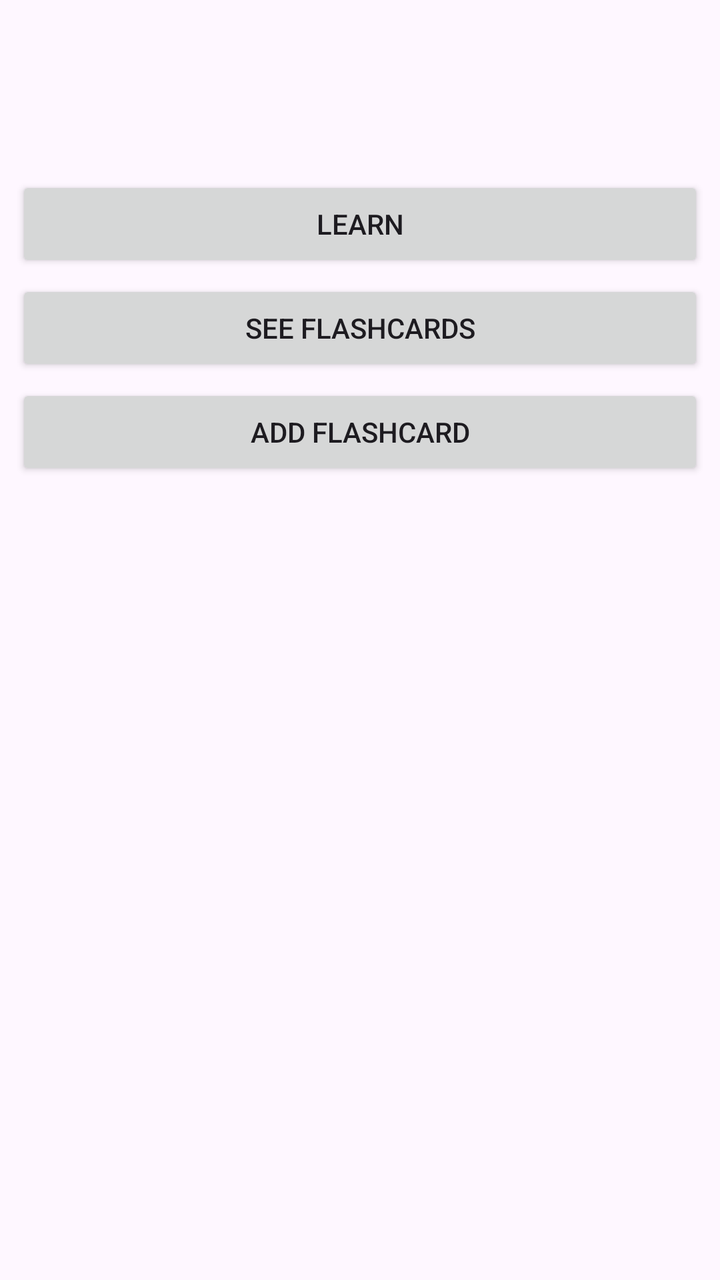
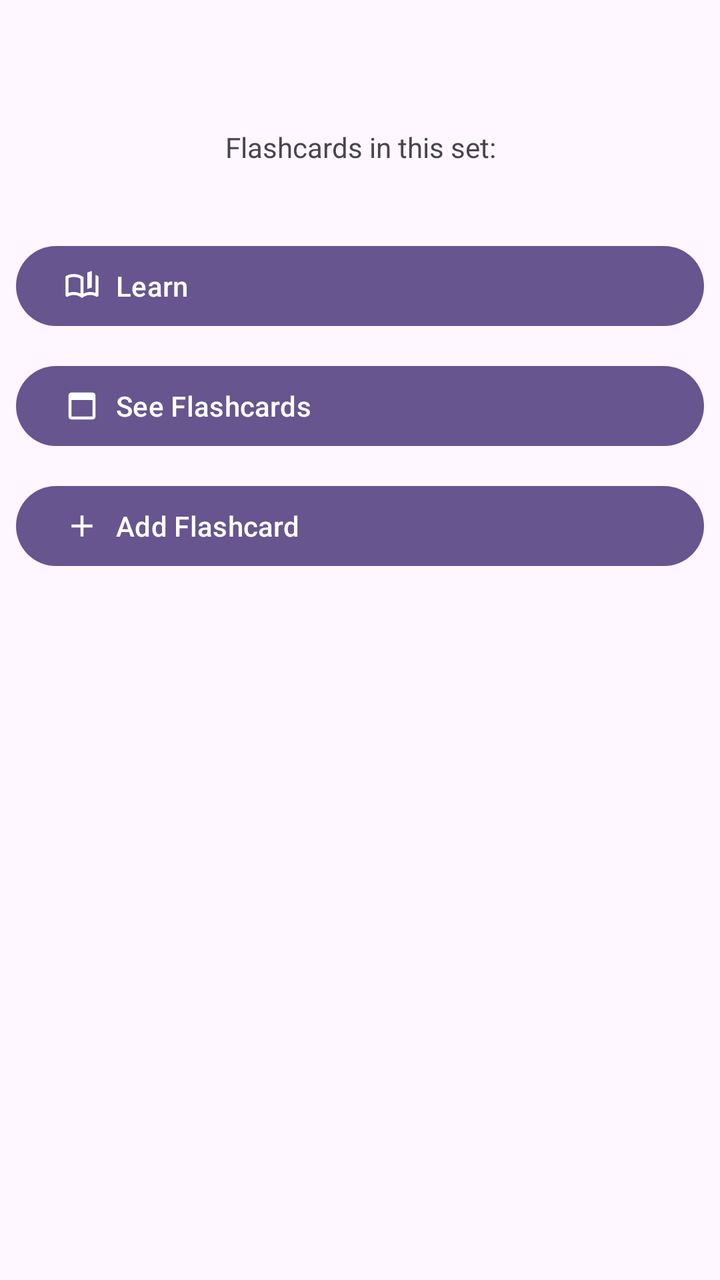

Two renders of the same Android screen: before a commit and after it. Below are the layout's source before the change and the commit's diff.
<!-- AndroidManifest.xml: application theme AppTheme -->
<!-- res/layout/activity_view_flashcard_set.xml -->
<?xml version="1.0" encoding="utf-8"?>
<LinearLayout xmlns:android="http://schemas.android.com/apk/res/android"
    xmlns:app="http://schemas.android.com/apk/res-auto"
    xmlns:tools="http://schemas.android.com/tools"
    android:id="@+id/main"
    android:layout_width="match_parent"
    android:layout_height="match_parent"
    tools:context=".ui.sets.ViewFlashcardSetActivity"
    android:orientation="vertical"
    >

    <include layout="@layout/common_toolbar"
        android:id="@+id/toolbarIncl" />

    <androidx.recyclerview.widget.RecyclerView
        android:id="@+id/recycler"
        android:layout_width="match_parent"
        android:layout_height="wrap_content"
        android:layout_margin="8dp"
        android:orientation="horizontal"
        app:layout_scrollFlags="snap"
        />

    <LinearLayout
        android:layout_width="match_parent"
        android:layout_height="wrap_content"
        android:layout_margin="8dp"
        android:orientation="vertical"
        >















        <Button
            android:id="@+id/learnButton"
            android:layout_width="match_parent"
            android:layout_height="wrap_content"
            android:text="@string/learn"
            android:layout_marginBottom="4dp"
            />

        <Button
            android:id="@+id/flashcardsButton"
            android:layout_width="match_parent"
            android:layout_height="wrap_content"
            android:text="See Flashcards"
            android:layout_marginBottom="4dp"
            />

        <Button
            android:id="@+id/addButton"
            android:layout_width="match_parent"
            android:layout_height="wrap_content"
            android:text="@string/add_flashcard"
            android:layout_marginBottom="4dp"
            />

    </LinearLayout>


</LinearLayout>
<!-- res/layout/common_toolbar.xml (included above) -->
<?xml version="1.0" encoding="utf-8"?>
<androidx.appcompat.widget.Toolbar
    xmlns:android="http://schemas.android.com/apk/res/android"
    xmlns:app="http://schemas.android.com/apk/res-auto"
    android:id="@+id/toolbar"
    android:layout_width="match_parent"
    android:layout_height="?attr/actionBarSize"
    android:elevation="4dp"
    android:theme="@style/AppTheme"
    android:background="@color/md_theme_surface"
    app:layout_constraintEnd_toEndOf="parent"
    app:layout_constraintStart_toStartOf="parent"
    app:layout_constraintTop_toTopOf="parent"
    />
<!-- resources referenced by this layout -->
<resources>
  <color name="md_theme_surface">#FEF7FF</color>
  <string name="add_flashcard">Add Flashcard</string>
  <string name="learn">Learn</string>
  <color name="md_theme_primary">#66558E</color>
  <color name="md_theme_onPrimary">#FFFFFF</color>
  <color name="md_theme_secondary">#625B70</color>
  <color name="md_theme_onSecondary">#FFFFFF</color>
  <color name="md_theme_tertiary">#7E525F</color>
  <color name="md_theme_onTertiary">#FFFFFF</color>
  <color name="md_theme_error">#BA1A1A</color>
  <color name="md_theme_onError">#FFFFFF</color>
  <color name="md_theme_errorContainer">#FFDAD6</color>
  <color name="md_theme_background">#FEF7FF</color>
  <color name="md_theme_onBackground">#1D1B20</color>
  <color name="md_theme_onSurface">#1D1B20</color>
  <color name="md_theme_surfaceVariant">#E7E0EB</color>
  <color name="md_theme_outline">#7A757F</color>
  <color name="md_theme_outlineVariant">#CAC4CF</color>
  <color name="md_theme_inverseSurface">#322F35</color>
  <color name="md_theme_inversePrimary">#D0BCFE</color>
  <color name="md_theme_primaryFixed">#E9DDFF</color>
  <color name="md_theme_onPrimaryFixed">#210F47</color>
  <color name="md_theme_primaryFixedDim">#D0BCFE</color>
  <color name="md_theme_secondaryFixed">#E8DEF8</color>
  <color name="md_theme_onSecondaryFixed">#1E192B</color>
  <color name="md_theme_tertiaryFixed">#FFD9E2</color>
  <color name="md_theme_onTertiaryFixed">#31101C</color>
  <color name="md_theme_tertiaryFixedDim">#F0B8C7</color>
  <color name="md_theme_surfaceDim">#DED8E0</color>
  <color name="md_theme_surfaceBright">#FEF7FF</color>
  <color name="md_theme_surfaceContainer">#F2ECF4</color>
  <!-- unchanged entries left out for length: 18 -->
</resources>

<!-- the commit's change to res/layout/activity_view_flashcard_set.xml (unified diff, before → after) -->
@@ -11,6 +11,14 @@
 
     <include layout="@layout/common_toolbar"
         android:id="@+id/toolbarIncl" />
+
+    <TextView
+        android:layout_width="match_parent"
+        android:layout_height="wrap_content"
+        android:text="Flashcards in this set:"
+        android:textAlignment="center"
+        android:textSize="14sp"
+        />
 
     <androidx.recyclerview.widget.RecyclerView
         android:id="@+id/recycler"
@@ -42,28 +50,34 @@
 
 
 
-        <Button
+        <com.google.android.material.button.MaterialButton
             android:id="@+id/learnButton"
             android:layout_width="match_parent"
             android:layout_height="wrap_content"
             android:text="@string/learn"
-            android:layout_marginBottom="4dp"
+            app:icon="@drawable/icon_book"
+            android:layout_marginTop="12dp"
+            android:textAlignment="viewStart"
             />
 
-        <Button
+        <com.google.android.material.button.MaterialButton
             android:id="@+id/flashcardsButton"
             android:layout_width="match_parent"
             android:layout_height="wrap_content"
             android:text="See Flashcards"
-            android:layout_marginBottom="4dp"
+            android:layout_marginTop="12dp"
+            android:textAlignment="viewStart"
+            app:icon="@drawable/icon_card"
             />
 
-        <Button
+        <com.google.android.material.button.MaterialButton
             android:id="@+id/addButton"
             android:layout_width="match_parent"
             android:layout_height="wrap_content"
             android:text="@string/add_flashcard"
-            android:layout_marginBottom="4dp"
+            android:layout_marginTop="12dp"
+            android:textAlignment="viewStart"
+            app:icon="@drawable/icon_add"
             />
 
     </LinearLayout>
<!-- resource entries referenced after the edit -->
@@ -1,6 +1,24 @@
 <!-- resources referenced by this layout -->
 <resources>
   <color name="md_theme_surface">#FEF7FF</color>
+  <!-- drawable icon_add (drawable) -->
+  <vector xmlns:android="http://schemas.android.com/apk/res/android" android:height="24dp" android:tint="#000000" android:viewportHeight="24" android:viewportWidth="24" android:width="24dp">
+        
+      <path android:fillColor="@android:color/white" android:pathData="M19,13h-6v6h-2v-6H5v-2h6V5h2v6h6v2z"/>
+      
+  </vector>
+  <!-- drawable icon_book (drawable) -->
+  <vector xmlns:android="http://schemas.android.com/apk/res/android" android:height="24dp" android:tint="#000000" android:viewportHeight="960" android:viewportWidth="960" android:width="24dp">
+        
+      <path android:fillColor="@android:color/white" android:pathData="M440,682L440,288Q399,264 353,252Q307,240 260,240Q224,240 188.5,247Q153,254 120,268Q120,268 120,268Q120,268 120,268L120,664Q120,664 120,664Q120,664 120,664Q155,652 189.5,646Q224,640 260,640Q307,640 351.5,650.5Q396,661 440,682ZM480,800Q432,762 376,741Q320,720 260,720Q218,720 177.5,731Q137,742 100,762Q79,773 59.5,761Q40,749 40,726L40,244Q40,233 45.5,223Q51,213 62,208Q108,184 158,172Q208,160 260,160Q334,160 386,177Q438,194 498,229Q509,235 514.5,243Q520,251 520,264L520,682Q564,661 608.5,650.5Q653,640 700,640Q736,640 770.5,646Q805,652 840,664Q840,664 840,664Q840,664 840,664L840,183Q855,188 869.5,194Q884,200 898,208Q909,213 914.5,223Q920,233 920,244L920,726Q920,749 900.5,761Q881,773 860,762Q823,742 782.5,731Q742,720 700,720Q640,720 584,741Q528,762 480,800ZM620,560L620,120L740,80L740,520L620,560ZM280,461Q280,461 280,461Q280,461 280,461Q280,461 280,461Q280,461 280,461Q280,461 280,461Q280,461 280,461L280,461Q280,461 280,461Q280,461 280,461Q280,461 280,461Q280,461 280,461Q280,461 280,461Q280,461 280,461Z"/>
+      
+  </vector>
+  <!-- drawable icon_card (drawable) -->
+  <vector xmlns:android="http://schemas.android.com/apk/res/android" android:height="24dp" android:tint="#000000" android:viewportHeight="960" android:viewportWidth="960" android:width="24dp">
+        
+      <path android:fillColor="@android:color/white" android:pathData="M200,840Q167,840 143.5,816.5Q120,793 120,760L120,200Q120,167 143.5,143.5Q167,120 200,120L760,120Q793,120 816.5,143.5Q840,167 840,200L840,760Q840,793 816.5,816.5Q793,840 760,840L200,840ZM200,760L760,760Q760,760 760,760Q760,760 760,760L760,320L200,320L200,760Q200,760 200,760Q200,760 200,760Z"/>
+      
+  </vector>
   <string name="add_flashcard">Add Flashcard</string>
   <string name="learn">Learn</string>
   <color name="md_theme_primary">#66558E</color>
